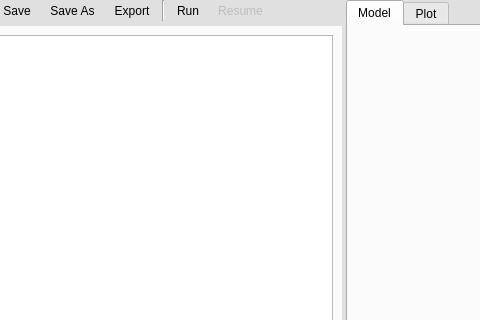
Above: gui/uifiles/gui.ui from truongd8593/mfix before the change; both pictures show x 101 to 581 and y 0 to 320 of the 997 by 895 pixel window. Below: the same form after it.
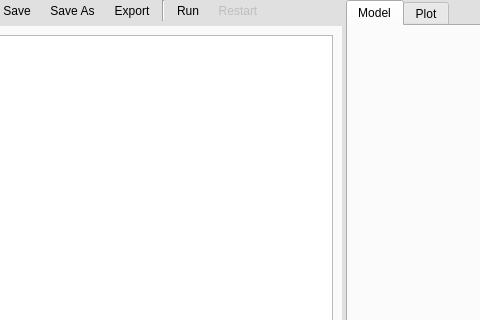
That is the form after the change. Custom widgets are drawn as their Qt base class.

Commit message: change toolbar [Run|Stop|Resume] and Restart button state and actions

The edit to the form file:
```diff
--- a/gui/uifiles/gui.ui
+++ b/gui/uifiles/gui.ui
@@ -267,7 +267,7 @@
                  <bool>false</bool>
                 </property>
                 <property name="text">
-                 <string>Resume</string>
+                 <string>Restart</string>
                 </property>
                 <property name="iconSize">
                  <size>
```
Left out of the diff: 2 changed lines with no effect on the pictures. The commit also changes 1 other file.
